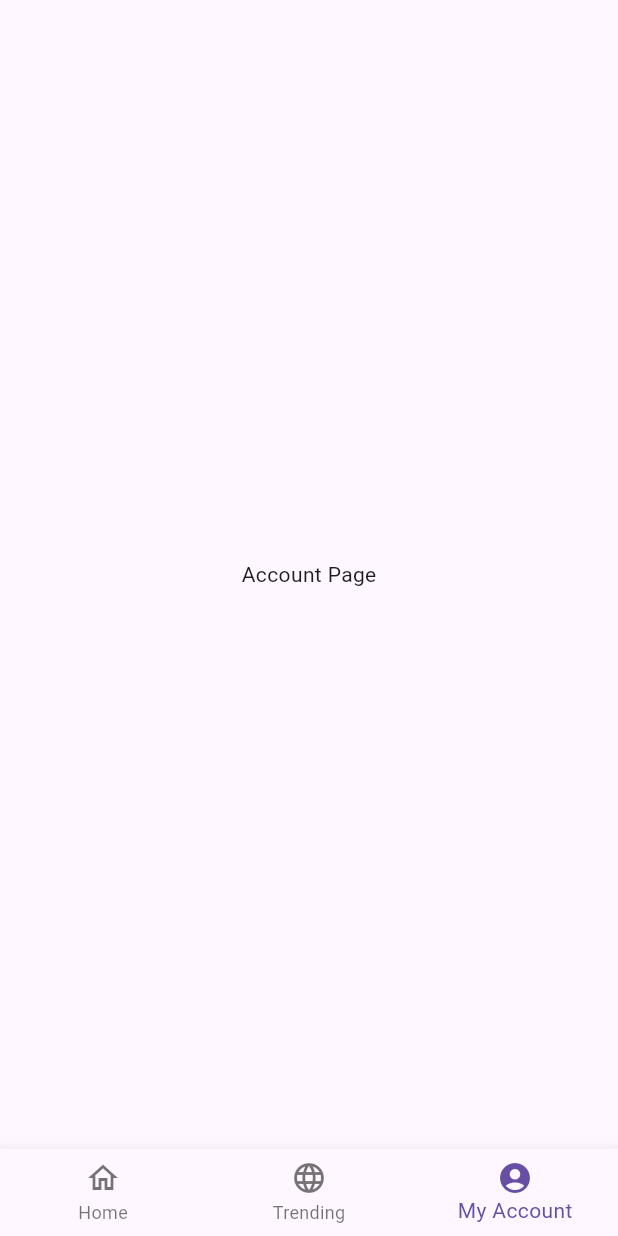
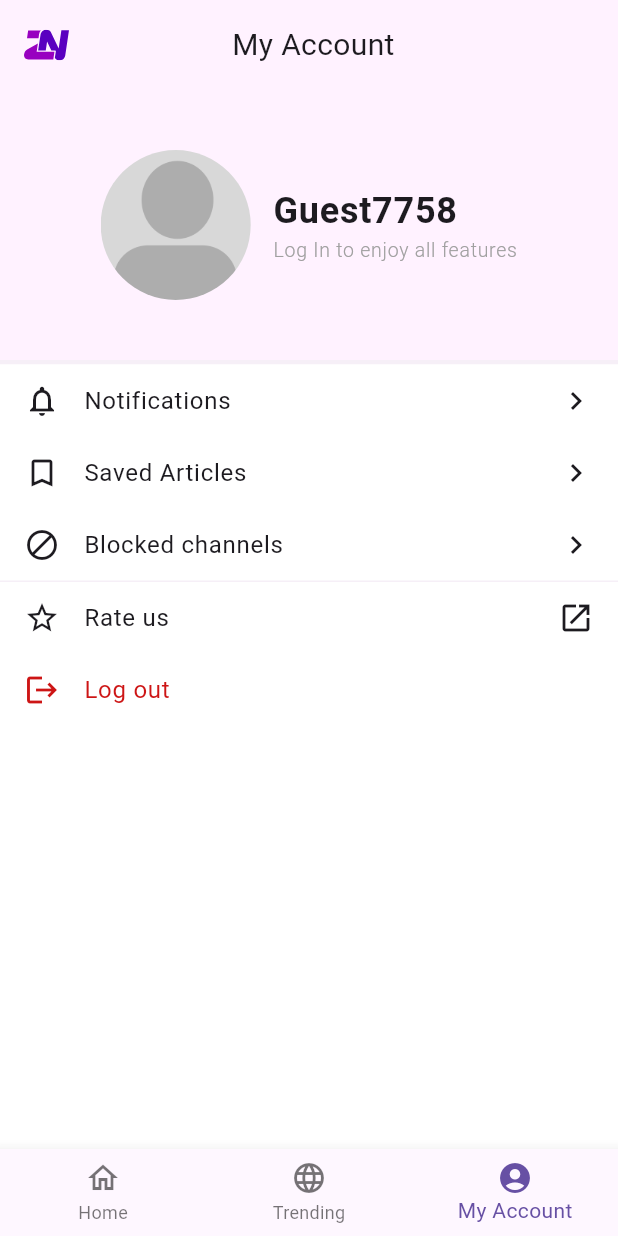
Before and after one commit to Myayam1/ZaffNews, a Flutter app: the screen it shows after launch, item 3 of the bottom bar chosen, on a phone screen of 412 x 824 dp. Run offline on Flutter 3.47's test engine with Material 3 defaults, Android fonts, the phone set to English and light mode, and no system bars; our stand-ins replace carousel_slider, flutter_svg, get; Roboto replaces fonts that are missing (Poppins).

Commit message:
Chore : [ZF]filled in pages with widgets and improved some widgets on the way

```diff
--- a/lib/component_page/list_adapter.dart
+++ b/lib/component_page/list_adapter.dart
@@ -15,7 +15,9 @@ class ListAdapter extends StatelessWidget {
         return MyListItem(
           text: entry.text,
           leadingIcon: entry.leadingIcon,
+          trailingIcon: entry.trailingIcon,
           isSubheading: entry.isSubheading,
+          color: entry.color,
           onPressed: entry.onPressed,
           isRedirect: entry.isRedirect,
           hasDivider: entry.hasDivider,
--- a/lib/constants/colors.dart
+++ b/lib/constants/colors.dart
@@ -4,6 +4,7 @@ import 'package:flutter/material.dart';
 const Color backgroundColor = Color(0xFFFFF2FF);
 const Color foregroundColor = Color(0xFF1D1B20);
 const Color foregroundActiveColor = Color(0xFF660080);
+const Color warningForeground = Color(0XFFCD1515);
 const Color dividerColor = Color(0x66E8D8EB);
 const Color inactiveText1 = Color(0xFFA0A0A0);
 const Color inactiveText2 = Color(0xFFD0D0D0);
--- a/lib/data/list_data.dart
+++ b/lib/data/list_data.dart
@@ -1,4 +1,5 @@
 import 'package:flutter/material.dart';
+import 'package:zaffnews/constants/colors.dart';
 import 'package:zaffnews/models/list_model.dart';
 
 List<ListModel> bottomSheetList = [
@@ -20,3 +21,33 @@ List<ListModel> bottomSheetList = [
     leadingIcon: Icons.bookmark_border
   ),
 ];
+
+List<ListModel> accountList = [
+  ListModel(
+    text: "Notifications",
+    leadingIcon: Icons.notifications_none_outlined,
+    isRedirect: true
+  ),
+  ListModel(
+    text: "Saved Articles",
+    leadingIcon: Icons.bookmark_border,
+    isRedirect: true
+  ),
+  ListModel(
+    text: "Blocked channels",
+    hasDivider: true,
+    leadingIcon: Icons.block,
+    isRedirect: true
+  ),
+  ListModel(
+    text: "Rate us",
+    leadingIcon: Icons.star_border_outlined,
+    trailingIcon: Icons.open_in_new,
+    isRedirect: true
+  ),
+  ListModel(
+    text: "Log out",
+    leadingIcon: Icons.logout,
+    color: warningForeground
+  ),
+];
--- a/lib/main.dart
+++ b/lib/main.dart
@@ -1,4 +1,5 @@
 import 'package:flutter/material.dart';
+import 'package:flutter/rendering.dart';
 import 'package:get/get.dart';
 import 'package:get/get_core/src/get_main.dart';
 import 'package:get/get_instance/src/bindings_interface.dart';
--- a/lib/models/list_model.dart
+++ b/lib/models/list_model.dart
@@ -3,6 +3,8 @@ import 'package:flutter/material.dart';
 class ListModel {
   final String text;
   final IconData? leadingIcon;
+  final IconData? trailingIcon;
+  final Color? color;
   final bool? isDisabled;
   final bool? isRedirect;
   final bool? isSubheading;
@@ -12,6 +14,8 @@ class ListModel {
   ListModel({
     required this.text,
     this.leadingIcon,
+    this.trailingIcon,
+    this.color,
     this.isDisabled,
     this.isRedirect,
     this.isSubheading,
--- a/lib/pages/bottom_nav_pages/account.dart
+++ b/lib/pages/bottom_nav_pages/account.dart
@@ -1,10 +1,78 @@
 import 'package:flutter/material.dart';
+import 'package:zaffnews/component_page/list_adapter.dart';
+import 'package:zaffnews/constants/colors.dart';
+import 'package:zaffnews/data/list_data.dart';
+import 'package:zaffnews/models/list_model.dart';
+import 'package:zaffnews/widgets/my_appbar.dart';
 
 class MyAccountPage extends StatelessWidget {
   const MyAccountPage({super.key});
 
   @override
   Widget build(BuildContext context) {
-    return Center(child: Text("Account Page"));
+    final List<ListModel> listItems = accountList;
+
+    return Scaffold(
+      appBar: MyAppbar(title: "My Account", showSearch: false),
+      body: Expanded(
+        child: Container(
+          color: Colors.white,
+          child: Column(
+            children: [
+              // Header
+              Container(
+                color: backgroundColor,
+                width: MediaQuery.of(context).size.width,
+                height: 180,
+                child: Center(
+                  child: Row(
+                    mainAxisSize: MainAxisSize.min,
+                    children: [
+                      ClipOval(
+                        child: Image.asset(
+                          "lib/assets/avatar-placeholder.png",
+                          height: 100,
+                          width: 100,
+                        ),
+                      ),
+                      SizedBox(width: 15),
+                      Column(
+                        mainAxisSize: MainAxisSize.min,
+                        crossAxisAlignment: CrossAxisAlignment.start,
+                        children: [
+                          Text(
+                            'Guest7758',
+                            style: TextStyle(
+                              color: Color(0xFF1D1B20),
+                              fontSize: 24,
+                              fontFamily: 'Poppins',
+                              fontWeight: FontWeight.w600,
+                              letterSpacing: 0.50,
+                            ),
+                          ),
+                          Text(
+                            'Log In to enjoy all features',
+                            style: TextStyle(
+                              color: Color(0xFFA0A0A0),
+                              fontSize: 13,
+                              fontFamily: 'Poppins',
+                              fontWeight: FontWeight.w300,
+                              letterSpacing: 0.50,
+                            ),
+                          )
+                        ],
+                      )
+                    ],
+                  ),
+                ),
+              ),
+              // Divider
+              Container(height: 3.0, color: dividerColor),
+              ListAdapter(items: listItems)
+            ],
+          ),
+        ),
+      ),
+    );
   }
 }
--- a/lib/pages/bottom_nav_pages/trending.dart
+++ b/lib/pages/bottom_nav_pages/trending.dart
@@ -1,10 +1,29 @@
 import 'package:flutter/material.dart';
+import 'package:zaffnews/widgets/my_appbar.dart';
+
+import '../../component_page/card_adapter.dart';
+import '../../data/news_data.dart';
+import '../../models/news_model.dart';
 
 class MyTrendingPage extends StatelessWidget {
   const MyTrendingPage({super.key});
 
   @override
   Widget build(BuildContext context) {
-    return Center(child: Text("Trending Page"));
+    final List<NewsModel> items = news;
+
+    return Scaffold(
+      appBar: MyAppbar(title: "Trending News"),
+      body: SingleChildScrollView(
+        child: Column(
+          children: items.map((entry) {
+            return NewsAdapter(
+              model: entry,
+              isSecondary: true,
+            );
+          }).toList(),
+        ),
+      ),
+    );
   }
 }
--- a/lib/pages/home_tabs/for_you.dart
+++ b/lib/pages/home_tabs/for_you.dart
@@ -1,8 +1,23 @@
 import 'package:flutter/material.dart';
+import 'package:zaffnews/data/news_data.dart';
+import 'package:zaffnews/models/news_model.dart';
+
+import '../../component_page/card_adapter.dart';
 
 class ForYouView extends StatelessWidget {
   @override
   Widget build(BuildContext context) {
-    return Center(child: Text('For You Page'));
+    final List<NewsModel> items = news;
+
+    return SingleChildScrollView(
+      child: Column(
+        children: items.map((entry) {
+          return NewsAdapter(
+            model: entry,
+
+          );
+        }).toList(),
+      ),
+    );
   }
 }
--- a/lib/widgets/my_appbar.dart
+++ b/lib/widgets/my_appbar.dart
@@ -64,7 +64,7 @@ class MyAppbar extends StatelessWidget implements PreferredSizeWidget {
           ),
         ),
       ),
-      bottom: PreferredSize(
+      bottom: hasTabs ? PreferredSize(
         preferredSize: Size.fromHeight(48.0), // Height for TabBar only
         child: Container(
           padding: EdgeInsets.only(top: 8.0), // Set desired top padding
@@ -76,10 +76,10 @@ class MyAppbar extends StatelessWidget implements PreferredSizeWidget {
             ],
           ),
         ),
-      ),
+      ) : null,
     );
   }
 
   @override
-  Size get preferredSize => Size.fromHeight(108.0); // Total height of AppBar + TabBar
+  Size get preferredSize => Size.fromHeight(hasTabs ? 108.0 : 60.0); // Total height of AppBar + TabBar
 }
--- a/lib/widgets/my_list_item.dart
+++ b/lib/widgets/my_list_item.dart
@@ -4,20 +4,24 @@ import '../constants/colors.dart';
 class MyListItem extends StatelessWidget {
   final String text;
   final IconData? leadingIcon;
+  final IconData? trailingIcon;
   final bool? isDisabled;
   final bool? isRedirect;
   final bool? isSubheading;
+  final bool? hasDivider;
+  final Color? color;
   final VoidCallback? onPressed;
-  final bool? hasDivider;
 
   const MyListItem({
     Key? key,
     required this.text,
+    this.trailingIcon,
     this.leadingIcon,
     this.isDisabled,
     this.isRedirect = true,
     this.isSubheading,
     this.onPressed,
+    this.color,
     this.hasDivider,
   }) : super(key: key);
 
@@ -25,6 +29,7 @@ class MyListItem extends StatelessWidget {
   Widget build(BuildContext context) {
     final bool isClickable = isRedirect ?? false;
     final bool isDisabled = this.isDisabled ?? false;
+    final Color color = this.color ?? foregroundColor;
 
     return Material(
       color: isClickable ? (isSubheading ?? false ? backgroundColor : Colors.white) : Colors.transparent,
@@ -40,13 +45,13 @@ class MyListItem extends StatelessWidget {
               child: Row(
                 children: [
                   if (leadingIcon != null && !(isSubheading ?? false))
-                    Icon(leadingIcon, size: 24),
+                    Icon(leadingIcon, size: 24, color: color),
                   SizedBox(width: 16),
                   Expanded(
                     child: Text(
                       text,
                       style: TextStyle(
-                        color: foregroundColor,
+                        color: color,
                         fontSize: isSubheading ?? false ? 15 : 16,
                         fontFamily: 'Poppins',
                         fontWeight: FontWeight.w400,
@@ -54,12 +59,14 @@ class MyListItem extends StatelessWidget {
                       ),
                     ),
                   ),
-                  if (isClickable)
-                    Icon(Icons.navigate_next, size: 24),
+                  if (trailingIcon != null)
+                    Icon(trailingIcon, color: color)
+                  else if (isClickable)
+                    Icon(Icons.navigate_next, size: 24, color: color),
                 ],
               ),
             ),
-            if (hasDivider ?? false) Divider(),
+            if (hasDivider ?? false) Container(height: 1.0, color: dividerColor),
           ],
         ),
       ),
--- a/pubspec.yaml
+++ b/pubspec.yaml
@@ -63,6 +63,7 @@ flutter:
 
   # To add assets to your application, add an assets section, like this:
   assets:
+    - lib/assets/avatar-placeholder.png
     - lib/assets/news_assets/unger_review_logo.jpeg
     - lib/assets/zn_logo.svg
     - lib/assets/zn_logo_mono.svg
```
Also changed, not shown: lib/assets/avatar-placeholder.png (added), lib/bindings/bindings.dart (line endings or trailing spaces).
